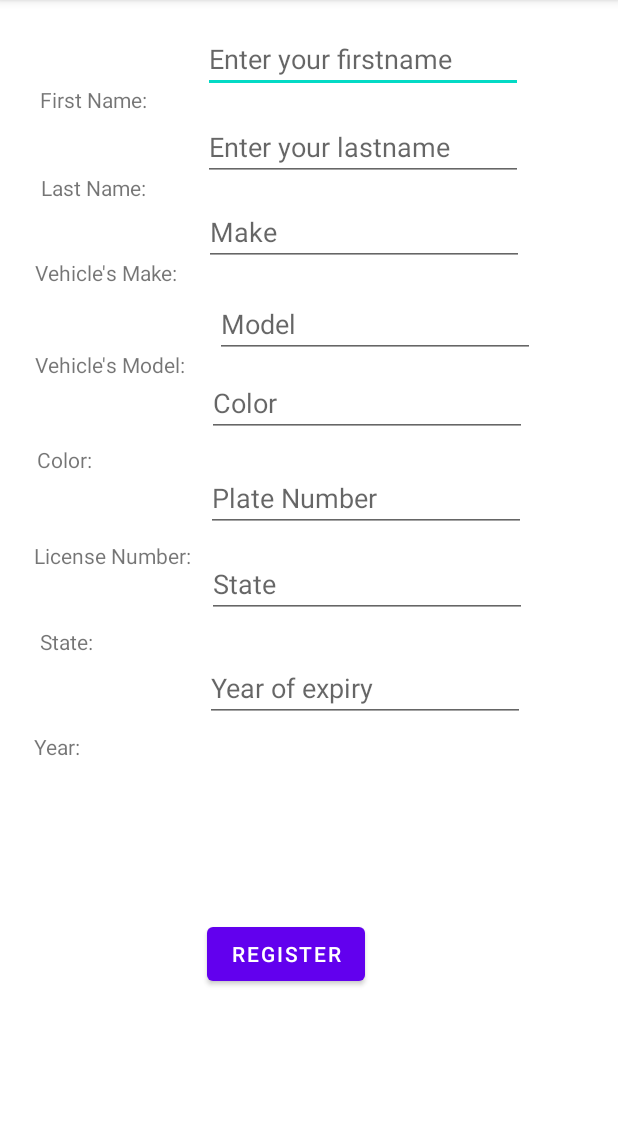
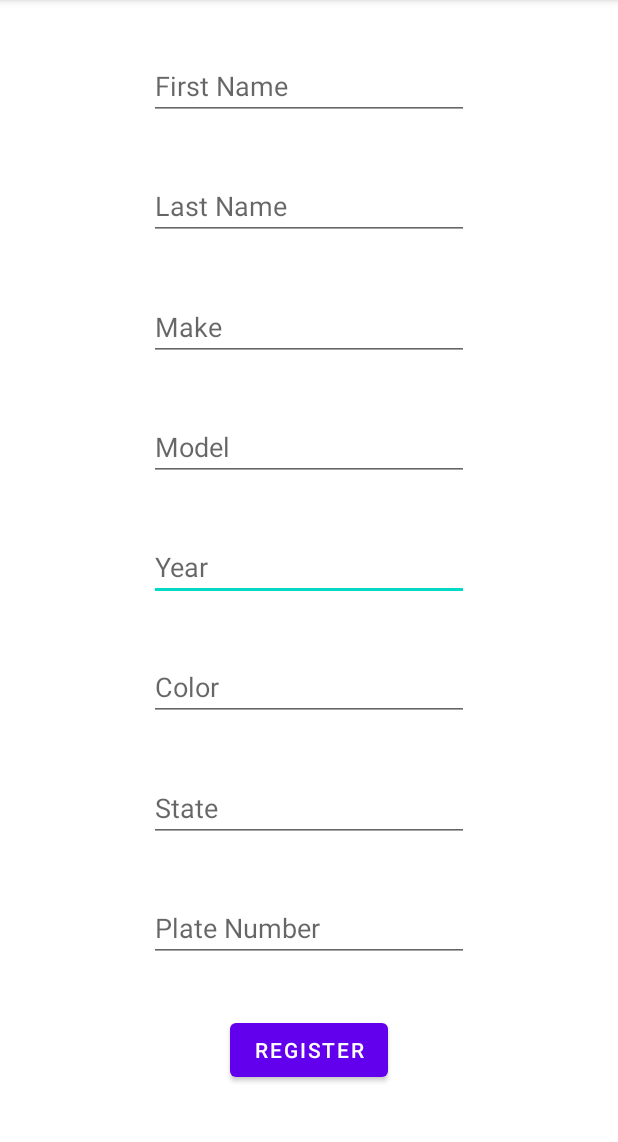
Before and after one commit to SRitt12/parking-snap, an Android app: the NewVehicleActivity screen opened directly, with no data from a screen before it, on a phone screen of 412 x 824 dp, the part 84-1226 px from its top. Run offline under Robolectric (Android 15) with nearby library versions, the phone set to English and light mode, and no system bars; our stand-ins replace Firebase (no records; nobody signed in at launch, a user with empty details on screens opened directly); libraries missing offline, so code that uses them is left out: com.google.mlkit.vision.

Commit message:
Update new vehicle UI

```diff
--- a/ParkingSnap/app/src/main/res/layout/activity_new_vehicle.xml
+++ b/ParkingSnap/app/src/main/res/layout/activity_new_vehicle.xml
@@ -6,144 +6,41 @@
     android:layout_height="match_parent"
     tools:context=".NewVehicleActivity">
 
-    <TextView
-        android:id="@+id/firstNameTV"
-        android:layout_width="wrap_content"
-        android:layout_height="wrap_content"
-        android:layout_marginBottom="20dp"
-        android:text="First Name: "
-        app:layout_constraintBottom_toBottomOf="parent"
-        app:layout_constraintEnd_toEndOf="parent"
-        app:layout_constraintHorizontal_bias="0.08"
-        app:layout_constraintStart_toStartOf="parent"
-        app:layout_constraintTop_toTopOf="parent"
-        app:layout_constraintVertical_bias="0.078" />
-
-    <TextView
-        android:id="@+id/lastNameTV"
-        android:layout_width="wrap_content"
-        android:layout_height="wrap_content"
-        android:layout_marginBottom="20dp"
-        android:text="Last Name:"
-        app:layout_constraintBottom_toBottomOf="parent"
-        app:layout_constraintEnd_toEndOf="parent"
-        app:layout_constraintHorizontal_bias="0.079"
-        app:layout_constraintStart_toStartOf="parent"
-        app:layout_constraintTop_toBottomOf="@+id/firstNameTV"
-        app:layout_constraintVertical_bias="0.06" />
-
-    <TextView
-        android:id="@+id/makeTV"
-        android:layout_width="wrap_content"
-        android:layout_height="wrap_content"
-        android:layout_marginBottom="20dp"
-        android:text="Vehicle's Make:"
-        app:layout_constraintBottom_toBottomOf="parent"
-        app:layout_constraintEnd_toEndOf="parent"
-        app:layout_constraintHorizontal_bias="0.073"
-        app:layout_constraintStart_toStartOf="parent"
-        app:layout_constraintTop_toBottomOf="@+id/lastNameTV"
-        app:layout_constraintVertical_bias="0.063" />
-
-    <TextView
-        android:id="@+id/modelTV"
-        android:layout_width="120dp"
-        android:layout_height="25dp"
-        android:text="Vehicle's Model:"
-        app:layout_constraintBottom_toBottomOf="parent"
-        app:layout_constraintEnd_toEndOf="parent"
-        app:layout_constraintHorizontal_bias="0.079"
-        app:layout_constraintStart_toStartOf="parent"
-        app:layout_constraintTop_toBottomOf="@+id/makeTV"
-        app:layout_constraintVertical_bias="0.076" />
-
-    <TextView
-        android:id="@+id/colorTV"
-        android:layout_width="113dp"
-        android:layout_height="33dp"
-        android:text="Color:"
-        app:layout_constraintBottom_toBottomOf="parent"
-        app:layout_constraintEnd_toEndOf="parent"
-        app:layout_constraintHorizontal_bias="0.083"
-        app:layout_constraintStart_toStartOf="parent"
-        app:layout_constraintTop_toBottomOf="@+id/modelTV"
-        app:layout_constraintVertical_bias="0.08" />
-
-    <TextView
-        android:id="@+id/plateNumTV"
-        android:layout_width="112dp"
-        android:layout_height="39dp"
-        android:text="License Number:"
-        app:layout_constraintBottom_toBottomOf="parent"
-        app:layout_constraintEnd_toEndOf="parent"
-        app:layout_constraintHorizontal_bias="0.076"
-        app:layout_constraintStart_toStartOf="parent"
-        app:layout_constraintTop_toBottomOf="@+id/colorTV"
-        app:layout_constraintVertical_bias="0.077" />
-
-    <TextView
-        android:id="@+id/stateTV"
-        android:layout_width="75dp"
-        android:layout_height="32dp"
-        android:text="State:"
-        app:layout_constraintBottom_toBottomOf="parent"
-        app:layout_constraintEnd_toEndOf="parent"
-        app:layout_constraintHorizontal_bias="0.08"
-        app:layout_constraintStart_toStartOf="parent"
-        app:layout_constraintTop_toBottomOf="@+id/plateNumTV"
-        app:layout_constraintVertical_bias="0.054" />
-
-    <TextView
-        android:id="@+id/yearTV"
-        android:layout_width="76dp"
-        android:layout_height="28dp"
-        android:text="Year:"
-        app:layout_constraintBottom_toBottomOf="parent"
-        app:layout_constraintEnd_toEndOf="parent"
-        app:layout_constraintHorizontal_bias="0.068"
-        app:layout_constraintStart_toStartOf="parent"
-        app:layout_constraintTop_toBottomOf="@+id/stateTV"
-        app:layout_constraintVertical_bias="0.13" />
-
     <Button
         android:id="@+id/registerBTN"
         android:layout_width="wrap_content"
         android:layout_height="wrap_content"
+        android:layout_marginBottom="44dp"
         android:text="Register"
         app:layout_constraintBottom_toBottomOf="parent"
         app:layout_constraintEnd_toEndOf="parent"
-        app:layout_constraintHorizontal_bias="0.449"
-        app:layout_constraintStart_toStartOf="parent"
-        app:layout_constraintTop_toBottomOf="@+id/yearTV"
-        app:layout_constraintVertical_bias="0.47" />
+        app:layout_constraintStart_toStartOf="parent" />
 
     <EditText
-        android:id="@+id/firstNameET"
+        android:id="@+id/yearET"
         android:layout_width="wrap_content"
         android:layout_height="wrap_content"
         android:ems="10"
-        android:hint="Enter your firstname"
-        android:inputType="textPersonName"
-        app:layout_constraintBottom_toBottomOf="parent"
+        android:hint="Year"
+        android:inputType="number"
+        app:layout_constraintBottom_toTopOf="@+id/colorET"
         app:layout_constraintEnd_toEndOf="parent"
-        app:layout_constraintHorizontal_bias="0.347"
-        app:layout_constraintStart_toEndOf="@+id/firstNameTV"
-        app:layout_constraintTop_toTopOf="parent"
-        app:layout_constraintVertical_bias="0.023" />
+        app:layout_constraintHorizontal_bias="0.5"
+        app:layout_constraintStart_toStartOf="parent"
+        app:layout_constraintTop_toBottomOf="@+id/modelET" />
 
     <EditText
-        android:id="@+id/lastNameET"
+        android:id="@+id/colorET"
         android:layout_width="wrap_content"
         android:layout_height="wrap_content"
         android:ems="10"
-        android:hint="Enter your lastname"
+        android:hint="Color"
         android:inputType="textPersonName"
-        app:layout_constraintBottom_toBottomOf="parent"
+        app:layout_constraintBottom_toTopOf="@+id/stateET"
         app:layout_constraintEnd_toEndOf="parent"
-        app:layout_constraintHorizontal_bias="0.378"
-        app:layout_constraintStart_toEndOf="@+id/lastNameTV"
-        app:layout_constraintTop_toBottomOf="@+id/firstNameET"
-        app:layout_constraintVertical_bias="0.02" />
+        app:layout_constraintHorizontal_bias="0.5"
+        app:layout_constraintStart_toStartOf="parent"
+        app:layout_constraintTop_toBottomOf="@+id/yearET" />
 
     <EditText
         android:id="@+id/makeET"
@@ -152,12 +49,63 @@
         android:ems="10"
         android:hint="Make"
         android:inputType="textPersonName"
-        app:layout_constraintBottom_toBottomOf="parent"
+        app:layout_constraintBottom_toTopOf="@+id/modelET"
         app:layout_constraintEnd_toEndOf="parent"
-        app:layout_constraintHorizontal_bias="0.219"
-        app:layout_constraintStart_toEndOf="@+id/makeTV"
-        app:layout_constraintTop_toBottomOf="@+id/lastNameET"
-        app:layout_constraintVertical_bias="0.019" />
+        app:layout_constraintHorizontal_bias="0.5"
+        app:layout_constraintStart_toStartOf="parent"
+        app:layout_constraintTop_toBottomOf="@+id/lastNameET" />
+
+    <EditText
+        android:id="@+id/numET"
+        android:layout_width="wrap_content"
+        android:layout_height="wrap_content"
+        android:ems="10"
+        android:hint="Plate Number"
+        android:inputType="textPersonName"
+        app:layout_constraintBottom_toTopOf="@+id/registerBTN"
+        app:layout_constraintEnd_toEndOf="parent"
+        app:layout_constraintHorizontal_bias="0.5"
+        app:layout_constraintStart_toStartOf="parent"
+        app:layout_constraintTop_toBottomOf="@+id/stateET" />
+
+    <EditText
+        android:id="@+id/firstNameET"
+        android:layout_width="wrap_content"
+        android:layout_height="wrap_content"
+        android:ems="10"
+        android:hint="First Name"
+        android:inputType="textPersonName"
+        app:layout_constraintBottom_toTopOf="@+id/lastNameET"
+        app:layout_constraintEnd_toEndOf="parent"
+        app:layout_constraintHorizontal_bias="0.5"
+        app:layout_constraintStart_toStartOf="parent"
+        app:layout_constraintTop_toTopOf="parent" />
+
+    <EditText
+        android:id="@+id/lastNameET"
+        android:layout_width="wrap_content"
+        android:layout_height="wrap_content"
+        android:ems="10"
+        android:hint="Last Name"
+        android:inputType="textPersonName"
+        app:layout_constraintBottom_toTopOf="@+id/makeET"
+        app:layout_constraintEnd_toEndOf="parent"
+        app:layout_constraintHorizontal_bias="0.5"
+        app:layout_constraintStart_toStartOf="parent"
+        app:layout_constraintTop_toBottomOf="@+id/firstNameET" />
+
+    <EditText
+        android:id="@+id/stateET"
+        android:layout_width="wrap_content"
+        android:layout_height="wrap_content"
+        android:ems="10"
+        android:hint="State"
+        android:inputType="textPersonName"
+        app:layout_constraintBottom_toTopOf="@+id/numET"
+        app:layout_constraintEnd_toEndOf="parent"
+        app:layout_constraintHorizontal_bias="0.5"
+        app:layout_constraintStart_toStartOf="parent"
+        app:layout_constraintTop_toBottomOf="@+id/colorET" />
 
     <EditText
         android:id="@+id/modelET"
@@ -166,68 +114,11 @@
         android:ems="10"
         android:hint="Model"
         android:inputType="textPersonName"
-        app:layout_constraintBottom_toBottomOf="parent"
+        app:layout_constraintBottom_toTopOf="@+id/yearET"
         app:layout_constraintEnd_toEndOf="parent"
-        app:layout_constraintHorizontal_bias="0.0"
-        app:layout_constraintStart_toEndOf="@+id/modelTV"
-        app:layout_constraintTop_toBottomOf="@+id/makeET"
-        app:layout_constraintVertical_bias="0.029" />
-
-    <EditText
-        android:id="@+id/colorET"
-        android:layout_width="wrap_content"
-        android:layout_height="wrap_content"
-        android:ems="10"
-        android:hint="Color"
-        android:inputType="textPersonName"
-        app:layout_constraintBottom_toBottomOf="parent"
-        app:layout_constraintEnd_toEndOf="parent"
-        app:layout_constraintHorizontal_bias="0.0"
-        app:layout_constraintStart_toEndOf="@+id/colorTV"
-        app:layout_constraintTop_toBottomOf="@+id/modelET"
-        app:layout_constraintVertical_bias="0.015" />
-
-    <EditText
-        android:id="@+id/numET"
-        android:layout_width="wrap_content"
-        android:layout_height="wrap_content"
-        android:ems="10"
-        android:hint="Plate Number"
-        android:inputType="textPersonName"
-        app:layout_constraintBottom_toBottomOf="parent"
-        app:layout_constraintEnd_toEndOf="parent"
-        app:layout_constraintHorizontal_bias="0.045"
-        app:layout_constraintStart_toEndOf="@+id/plateNumTV"
-        app:layout_constraintTop_toBottomOf="@+id/colorET"
-        app:layout_constraintVertical_bias="0.042" />
-
-    <EditText
-        android:id="@+id/stateET"
-        android:layout_width="wrap_content"
-        android:layout_height="wrap_content"
-        android:ems="10"
-        android:hint="State"
-        android:inputType="textPersonName"
-        app:layout_constraintBottom_toBottomOf="parent"
-        app:layout_constraintEnd_toEndOf="parent"
-        app:layout_constraintHorizontal_bias="0.37"
-        app:layout_constraintStart_toEndOf="@+id/stateTV"
-        app:layout_constraintTop_toBottomOf="@+id/numET"
-        app:layout_constraintVertical_bias="0.032" />
-
-    <EditText
-        android:id="@+id/yearET"
-        android:layout_width="wrap_content"
-        android:layout_height="wrap_content"
-        android:ems="10"
-        android:hint="Year of expiry"
-        android:inputType="number"
-        app:layout_constraintBottom_toBottomOf="parent"
-        app:layout_constraintEnd_toEndOf="parent"
-        app:layout_constraintHorizontal_bias="0.382"
-        app:layout_constraintStart_toEndOf="@+id/yearTV"
-        app:layout_constraintTop_toBottomOf="@+id/stateET"
-        app:layout_constraintVertical_bias="0.077" />
+        app:layout_constraintHorizontal_bias="0.5"
+        app:layout_constraintStart_toStartOf="parent"
+        app:layout_constraintTop_toBottomOf="@+id/makeET" />
 
 
 </androidx.constraintlayout.widget.ConstraintLayout>
```
